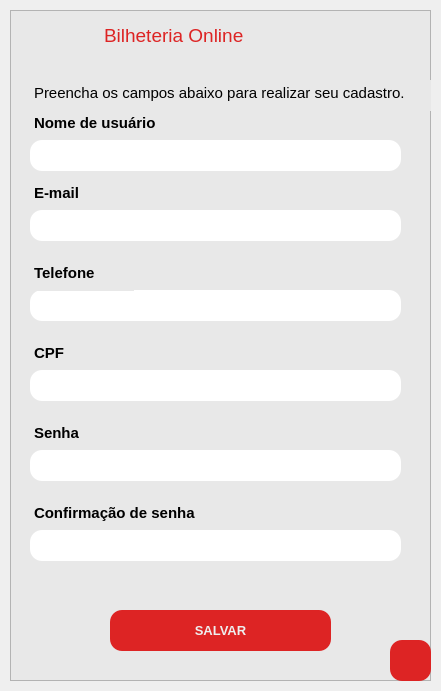
This is telas/tela_cadastroCliente.ui in ClaraFontes/bilheteria-digital as Qt 5 draws it before an edit. The edited form follows.
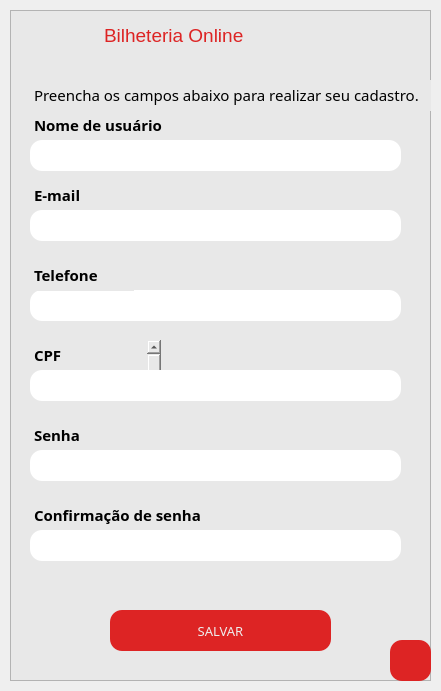
This is the edited form. Icons and pictures are not drawn.

Commit message: edit: fonte dos textos das telas.

```diff
--- a/telas/tela_cadastroCliente.ui
+++ b/telas/tela_cadastroCliente.ui
@@ -45,9 +45,10 @@
     </property>
     <property name="font">
      <font>
+      <family>Arial Rounded MT Bold</family>
       <pointsize>10</pointsize>
-      <weight>75</weight>
-      <bold>true</bold>
+      <weight>50</weight>
+      <bold>false</bold>
      </font>
     </property>
     <property name="styleSheet">
@@ -99,6 +100,11 @@
       <height>31</height>
      </rect>
     </property>
+    <property name="font">
+     <font>
+      <family>Arial Rounded MT Bold</family>
+     </font>
+    </property>
     <property name="styleSheet">
      <string notr="true">border: none;</string>
     </property>
@@ -106,8 +112,8 @@
      <string>&lt;!DOCTYPE HTML PUBLIC &quot;-//W3C//DTD HTML 4.0//EN&quot; &quot;http://www.w3.org/TR/REC-html40/strict.dtd&quot;&gt;
 &lt;html&gt;&lt;head&gt;&lt;meta name=&quot;qrichtext&quot; content=&quot;1&quot; /&gt;&lt;style type=&quot;text/css&quot;&gt;
 p, li { white-space: pre-wrap; }
-&lt;/style&gt;&lt;/head&gt;&lt;body style=&quot; font-family:'MS Shell Dlg 2'; font-size:8.25pt; font-weight:400; font-style:normal;&quot;&gt;
-&lt;p style=&quot; margin-top:0px; margin-bottom:0px; margin-left:0px; margin-right:0px; -qt-block-indent:0; text-indent:0px;&quot;&gt;&lt;span style=&quot; font-size:11pt;&quot;&gt;Preencha os campos abaixo para realizar seu cadastro.&lt;/span&gt;&lt;/p&gt;&lt;/body&gt;&lt;/html&gt;</string>
+&lt;/style&gt;&lt;/head&gt;&lt;body style=&quot; font-family:'Arial Rounded MT Bold'; font-size:8.25pt; font-weight:400; font-style:normal;&quot;&gt;
+&lt;p style=&quot; margin-top:0px; margin-bottom:0px; margin-left:0px; margin-right:0px; -qt-block-indent:0; text-indent:0px;&quot;&gt;&lt;span style=&quot; font-family:'MS Shell Dlg 2'; font-size:11pt;&quot;&gt;Preencha os campos abaixo para realizar seu cadastro.&lt;/span&gt;&lt;/p&gt;&lt;/body&gt;&lt;/html&gt;</string>
     </property>
    </widget>
    <widget class="QTextEdit" name="texto_erro2">
@@ -174,6 +180,11 @@
       <height>31</height>
      </rect>
     </property>
+    <property name="font">
+     <font>
+      <family>Arial Rounded MT Bold</family>
+     </font>
+    </property>
     <property name="styleSheet">
      <string notr="true">border: none;</string>
     </property>
@@ -181,8 +192,8 @@
      <string>&lt;!DOCTYPE HTML PUBLIC &quot;-//W3C//DTD HTML 4.0//EN&quot; &quot;http://www.w3.org/TR/REC-html40/strict.dtd&quot;&gt;
 &lt;html&gt;&lt;head&gt;&lt;meta name=&quot;qrichtext&quot; content=&quot;1&quot; /&gt;&lt;style type=&quot;text/css&quot;&gt;
 p, li { white-space: pre-wrap; }
-&lt;/style&gt;&lt;/head&gt;&lt;body style=&quot; font-family:'MS Shell Dlg 2'; font-size:8.25pt; font-weight:400; font-style:normal;&quot;&gt;
-&lt;p style=&quot; margin-top:0px; margin-bottom:0px; margin-left:0px; margin-right:0px; -qt-block-indent:0; text-indent:0px;&quot;&gt;&lt;span style=&quot; font-size:11pt; font-weight:600;&quot;&gt;Nome de usuário&lt;/span&gt;&lt;/p&gt;&lt;/body&gt;&lt;/html&gt;</string>
+&lt;/style&gt;&lt;/head&gt;&lt;body style=&quot; font-family:'Arial Rounded MT Bold'; font-size:8.25pt; font-weight:400; font-style:normal;&quot;&gt;
+&lt;p style=&quot; margin-top:0px; margin-bottom:0px; margin-left:0px; margin-right:0px; -qt-block-indent:0; text-indent:0px;&quot;&gt;&lt;span style=&quot; font-family:'MS Shell Dlg 2'; font-size:11pt; font-weight:600;&quot;&gt;Nome de usuário&lt;/span&gt;&lt;/p&gt;&lt;/body&gt;&lt;/html&gt;</string>
     </property>
    </widget>
    <widget class="QTextEdit" name="texto_cpfCliente">
@@ -194,6 +205,11 @@
       <height>51</height>
      </rect>
     </property>
+    <property name="font">
+     <font>
+      <family>Arial Rounded MT Bold</family>
+     </font>
+    </property>
     <property name="styleSheet">
      <string notr="true">border: none;</string>
     </property>
@@ -201,9 +217,9 @@
      <string>&lt;!DOCTYPE HTML PUBLIC &quot;-//W3C//DTD HTML 4.0//EN&quot; &quot;http://www.w3.org/TR/REC-html40/strict.dtd&quot;&gt;
 &lt;html&gt;&lt;head&gt;&lt;meta name=&quot;qrichtext&quot; content=&quot;1&quot; /&gt;&lt;style type=&quot;text/css&quot;&gt;
 p, li { white-space: pre-wrap; }
-&lt;/style&gt;&lt;/head&gt;&lt;body style=&quot; font-family:'MS Shell Dlg 2'; font-size:8.25pt; font-weight:400; font-style:normal;&quot;&gt;
-&lt;p style=&quot; margin-top:0px; margin-bottom:0px; margin-left:0px; margin-right:0px; -qt-block-indent:0; text-indent:0px;&quot;&gt;&lt;span style=&quot; font-size:11pt; font-weight:600;&quot;&gt;CPF&lt;/span&gt;&lt;/p&gt;
-&lt;p style=&quot;-qt-paragraph-type:empty; margin-top:0px; margin-bottom:0px; margin-left:0px; margin-right:0px; -qt-block-indent:0; text-indent:0px; font-size:11pt; font-weight:600;&quot;&gt;&lt;br /&gt;&lt;/p&gt;&lt;/body&gt;&lt;/html&gt;</string>
+&lt;/style&gt;&lt;/head&gt;&lt;body style=&quot; font-family:'Arial Rounded MT Bold'; font-size:8.25pt; font-weight:400; font-style:normal;&quot;&gt;
+&lt;p style=&quot; margin-top:0px; margin-bottom:0px; margin-left:0px; margin-right:0px; -qt-block-indent:0; text-indent:0px;&quot;&gt;&lt;span style=&quot; font-family:'MS Shell Dlg 2'; font-size:11pt; font-weight:600;&quot;&gt;CPF&lt;/span&gt;&lt;/p&gt;
+&lt;p style=&quot;-qt-paragraph-type:empty; margin-top:0px; margin-bottom:0px; margin-left:0px; margin-right:0px; -qt-block-indent:0; text-indent:0px; font-family:'MS Shell Dlg 2'; font-size:11pt; font-weight:600;&quot;&gt;&lt;br /&gt;&lt;/p&gt;&lt;/body&gt;&lt;/html&gt;</string>
     </property>
    </widget>
    <widget class="QTextEdit" name="texto_topo">
@@ -281,6 +297,11 @@
       <height>31</height>
      </rect>
     </property>
+    <property name="font">
+     <font>
+      <family>Arial Rounded MT Bold</family>
+     </font>
+    </property>
     <property name="styleSheet">
      <string notr="true">border: none;</string>
     </property>
@@ -288,8 +309,8 @@
      <string>&lt;!DOCTYPE HTML PUBLIC &quot;-//W3C//DTD HTML 4.0//EN&quot; &quot;http://www.w3.org/TR/REC-html40/strict.dtd&quot;&gt;
 &lt;html&gt;&lt;head&gt;&lt;meta name=&quot;qrichtext&quot; content=&quot;1&quot; /&gt;&lt;style type=&quot;text/css&quot;&gt;
 p, li { white-space: pre-wrap; }
-&lt;/style&gt;&lt;/head&gt;&lt;body style=&quot; font-family:'MS Shell Dlg 2'; font-size:8.25pt; font-weight:400; font-style:normal;&quot;&gt;
-&lt;p style=&quot; margin-top:0px; margin-bottom:0px; margin-left:0px; margin-right:0px; -qt-block-indent:0; text-indent:0px;&quot;&gt;&lt;span style=&quot; font-size:11pt; font-weight:600;&quot;&gt;E-mail&lt;/span&gt;&lt;/p&gt;&lt;/body&gt;&lt;/html&gt;</string>
+&lt;/style&gt;&lt;/head&gt;&lt;body style=&quot; font-family:'Arial Rounded MT Bold'; font-size:8.25pt; font-weight:400; font-style:normal;&quot;&gt;
+&lt;p style=&quot; margin-top:0px; margin-bottom:0px; margin-left:0px; margin-right:0px; -qt-block-indent:0; text-indent:0px;&quot;&gt;&lt;span style=&quot; font-family:'MS Shell Dlg 2'; font-size:11pt; font-weight:600;&quot;&gt;E-mail&lt;/span&gt;&lt;/p&gt;&lt;/body&gt;&lt;/html&gt;</string>
     </property>
    </widget>
    <widget class="QTextEdit" name="texto_senhaCliente">
@@ -301,6 +322,11 @@
       <height>31</height>
      </rect>
     </property>
+    <property name="font">
+     <font>
+      <family>Arial Rounded MT Bold</family>
+     </font>
+    </property>
     <property name="styleSheet">
      <string notr="true">border: none;</string>
     </property>
@@ -308,8 +334,8 @@
      <string>&lt;!DOCTYPE HTML PUBLIC &quot;-//W3C//DTD HTML 4.0//EN&quot; &quot;http://www.w3.org/TR/REC-html40/strict.dtd&quot;&gt;
 &lt;html&gt;&lt;head&gt;&lt;meta name=&quot;qrichtext&quot; content=&quot;1&quot; /&gt;&lt;style type=&quot;text/css&quot;&gt;
 p, li { white-space: pre-wrap; }
-&lt;/style&gt;&lt;/head&gt;&lt;body style=&quot; font-family:'MS Shell Dlg 2'; font-size:8.25pt; font-weight:400; font-style:normal;&quot;&gt;
-&lt;p style=&quot; margin-top:0px; margin-bottom:0px; margin-left:0px; margin-right:0px; -qt-block-indent:0; text-indent:0px;&quot;&gt;&lt;span style=&quot; font-size:11pt; font-weight:600;&quot;&gt;Senha&lt;/span&gt;&lt;/p&gt;&lt;/body&gt;&lt;/html&gt;</string>
+&lt;/style&gt;&lt;/head&gt;&lt;body style=&quot; font-family:'Arial Rounded MT Bold'; font-size:8.25pt; font-weight:400; font-style:normal;&quot;&gt;
+&lt;p style=&quot; margin-top:0px; margin-bottom:0px; margin-left:0px; margin-right:0px; -qt-block-indent:0; text-indent:0px;&quot;&gt;&lt;span style=&quot; font-family:'MS Shell Dlg 2'; font-size:11pt; font-weight:600;&quot;&gt;Senha&lt;/span&gt;&lt;/p&gt;&lt;/body&gt;&lt;/html&gt;</string>
     </property>
    </widget>
    <widget class="QTextEdit" name="texto_telefoneCliente">
@@ -321,6 +347,11 @@
       <height>31</height>
      </rect>
     </property>
+    <property name="font">
+     <font>
+      <family>Arial Rounded MT Bold</family>
+     </font>
+    </property>
     <property name="styleSheet">
      <string notr="true">border: none;</string>
     </property>
@@ -328,8 +359,8 @@
      <string>&lt;!DOCTYPE HTML PUBLIC &quot;-//W3C//DTD HTML 4.0//EN&quot; &quot;http://www.w3.org/TR/REC-html40/strict.dtd&quot;&gt;
 &lt;html&gt;&lt;head&gt;&lt;meta name=&quot;qrichtext&quot; content=&quot;1&quot; /&gt;&lt;style type=&quot;text/css&quot;&gt;
 p, li { white-space: pre-wrap; }
-&lt;/style&gt;&lt;/head&gt;&lt;body style=&quot; font-family:'MS Shell Dlg 2'; font-size:8.25pt; font-weight:400; font-style:normal;&quot;&gt;
-&lt;p style=&quot; margin-top:0px; margin-bottom:0px; margin-left:0px; margin-right:0px; -qt-block-indent:0; text-indent:0px;&quot;&gt;&lt;span style=&quot; font-size:11pt; font-weight:600;&quot;&gt;Telefone&lt;/span&gt;&lt;/p&gt;&lt;/body&gt;&lt;/html&gt;</string>
+&lt;/style&gt;&lt;/head&gt;&lt;body style=&quot; font-family:'Arial Rounded MT Bold'; font-size:8.25pt; font-weight:400; font-style:normal;&quot;&gt;
+&lt;p style=&quot; margin-top:0px; margin-bottom:0px; margin-left:0px; margin-right:0px; -qt-block-indent:0; text-indent:0px;&quot;&gt;&lt;span style=&quot; font-family:'MS Shell Dlg 2'; font-size:11pt; font-weight:600;&quot;&gt;Telefone&lt;/span&gt;&lt;/p&gt;&lt;/body&gt;&lt;/html&gt;</string>
     </property>
    </widget>
    <widget class="QLineEdit" name="box_confirmaSenha">
@@ -356,6 +387,11 @@
       <height>31</height>
      </rect>
     </property>
+    <property name="font">
+     <font>
+      <family>Arial Rounded MT Bold</family>
+     </font>
+    </property>
     <property name="styleSheet">
      <string notr="true">border: none;</string>
     </property>
@@ -363,8 +399,8 @@
      <string>&lt;!DOCTYPE HTML PUBLIC &quot;-//W3C//DTD HTML 4.0//EN&quot; &quot;http://www.w3.org/TR/REC-html40/strict.dtd&quot;&gt;
 &lt;html&gt;&lt;head&gt;&lt;meta name=&quot;qrichtext&quot; content=&quot;1&quot; /&gt;&lt;style type=&quot;text/css&quot;&gt;
 p, li { white-space: pre-wrap; }
-&lt;/style&gt;&lt;/head&gt;&lt;body style=&quot; font-family:'MS Shell Dlg 2'; font-size:8.25pt; font-weight:400; font-style:normal;&quot;&gt;
-&lt;p style=&quot; margin-top:0px; margin-bottom:0px; margin-left:0px; margin-right:0px; -qt-block-indent:0; text-indent:0px;&quot;&gt;&lt;span style=&quot; font-size:11pt; font-weight:600;&quot;&gt;Confirmação de senha&lt;/span&gt;&lt;/p&gt;&lt;/body&gt;&lt;/html&gt;</string>
+&lt;/style&gt;&lt;/head&gt;&lt;body style=&quot; font-family:'Arial Rounded MT Bold'; font-size:8.25pt; font-weight:400; font-style:normal;&quot;&gt;
+&lt;p style=&quot; margin-top:0px; margin-bottom:0px; margin-left:0px; margin-right:0px; -qt-block-indent:0; text-indent:0px;&quot;&gt;&lt;span style=&quot; font-family:'MS Shell Dlg 2'; font-size:11pt; font-weight:600;&quot;&gt;Confirmação de senha&lt;/span&gt;&lt;/p&gt;&lt;/body&gt;&lt;/html&gt;</string>
     </property>
    </widget>
    <widget class="QLineEdit" name="box_confirmaSenha_2">
```
Left out of the diff: 54 changed lines with no effect on the pictures. The commit also changes 5 other files.
